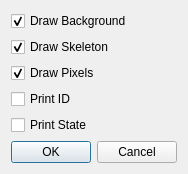
First picture: the form in kinectoptionsdialog.ui, repository freemancw/PoseDesigner, before the edit.
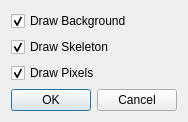
Second picture: the form after the edit.

What changed in the file:
```diff
--- a/kinectoptionsdialog.ui
+++ b/kinectoptionsdialog.ui
@@ -7,7 +7,7 @@
     <x>0</x>
     <y>0</y>
     <width>176</width>
-    <height>158</height>
+    <height>112</height>
    </rect>
   </property>
   <property name="windowTitle">
@@ -46,20 +46,6 @@
        </property>
       </widget>
      </item>
-     <item>
-      <widget class="QCheckBox" name="printID">
-       <property name="text">
-        <string>Print ID</string>
-       </property>
-      </widget>
-     </item>
-     <item>
-      <widget class="QCheckBox" name="printState">
-       <property name="text">
-        <string>Print State</string>
-       </property>
-      </widget>
-     </item>
      <item>
       <widget class="QDialogButtonBox" name="buttonBox">
        <property name="orientation">
```
